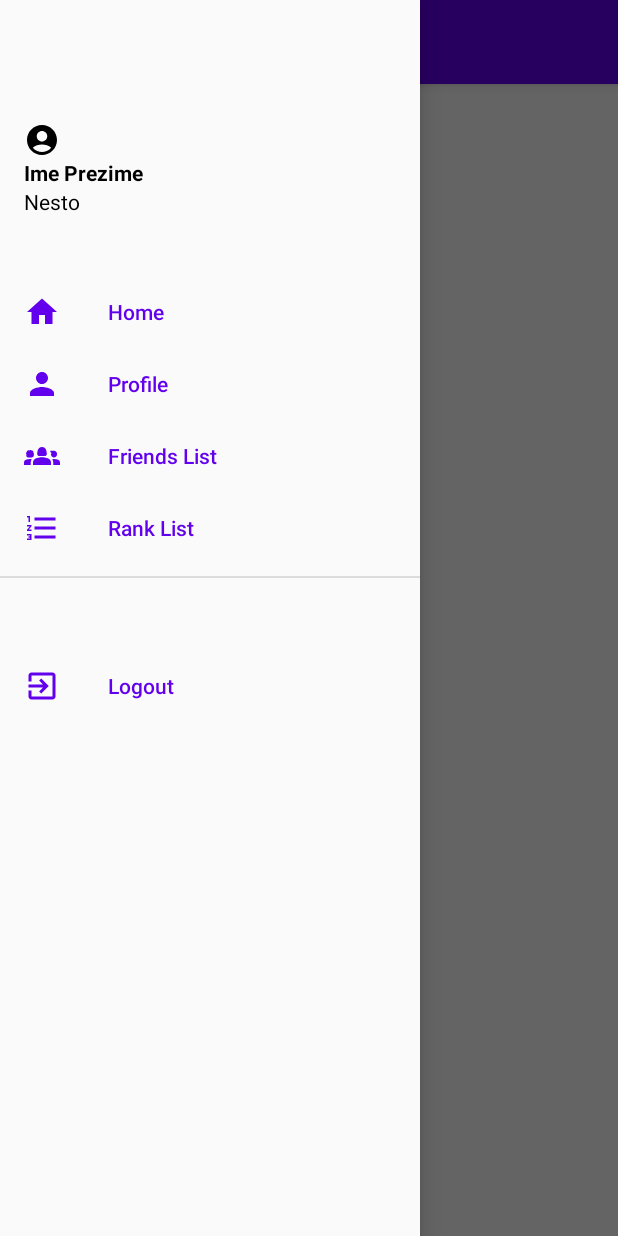
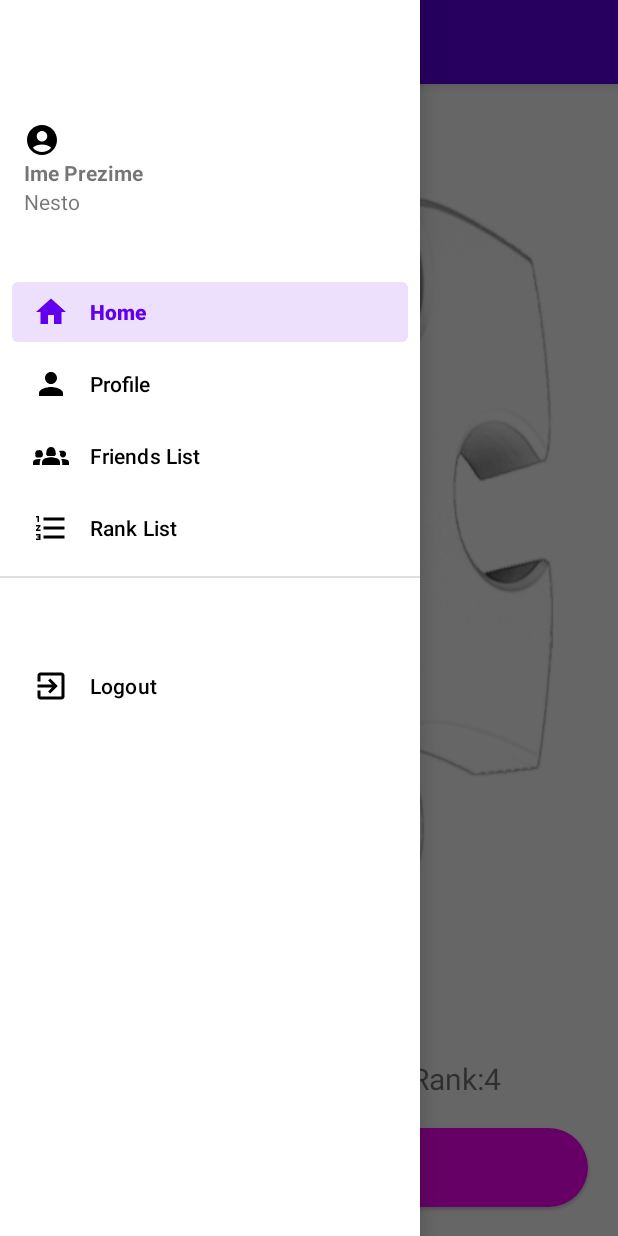
Before and after one commit to SR482021Danijel/MA-SIT-Project, an Android app: the screen it shows after launch (MainActivity), with the side drawer open, on a phone screen of 412 x 824 dp. Run offline under Robolectric (Android 15) with nearby library versions, the phone set to English and light mode, and no system bars.

Commit message:
dodao main menu

```diff
--- a/app/src/main/AndroidManifest.xml
+++ b/app/src/main/AndroidManifest.xml
@@ -13,7 +13,6 @@
         tools:targetApi="31">
         <activity
             android:name=".MainActivity"
-            android:theme="@style/Theme.AppCompat.Light.NoActionBar"
             android:exported="true">
             <intent-filter>
                 <action android:name="android.intent.action.MAIN" />
--- a/app/src/main/res/layout/activity_main.xml
+++ b/app/src/main/res/layout/activity_main.xml
@@ -1,39 +1,147 @@
 <?xml version="1.0" encoding="utf-8"?>
-<androidx.drawerlayout.widget.DrawerLayout xmlns:android="http://schemas.android.com/apk/res/android"
+<androidx.drawerlayout.widget.DrawerLayout
+    xmlns:android="http://schemas.android.com/apk/res/android"
     xmlns:tools="http://schemas.android.com/tools"
+    xmlns:app="http://schemas.android.com/apk/res-auto"
     android:layout_height="match_parent"
     android:layout_width="match_parent"
     android:id="@+id/drawer_layout"
     android:fitsSystemWindows="true"
-    tools:openDrawer="start"
-    xmlns:app="http://schemas.android.com/apk/res-auto"
     android:orientation="vertical">
 
-    <LinearLayout
+    <androidx.coordinatorlayout.widget.CoordinatorLayout
+        android:id="@+id/coordinator"
         android:layout_width="match_parent"
-        android:layout_height="match_parent"
-        android:orientation="vertical">
+        android:layout_height="match_parent">
 
-        <androidx.appcompat.widget.Toolbar
+        <com.google.android.material.appbar.AppBarLayout
             android:layout_width="match_parent"
-            android:layout_height="56dp"
-            android:id="@+id/toolbar1"
-            android:elevation="4dp"
-            android:background="@color/purple_500"
-            android:theme="@style/ThemeOverlay.AppCompat.Dark.ActionBar"
-            android:popupTheme="@style/ThemeOverlay.AppCompat.Light"/>
+            android:layout_height="wrap_content"
+            android:theme="@style/ThemeOverlay.AppCompat.DayNight.ActionBar">
 
-    </LinearLayout>
+            <androidx.appcompat.widget.Toolbar
+                android:id="@+id/toolbar1"
+                android:layout_width="match_parent"
+                android:layout_height="?attr/actionBarSize"
+                app:layout_scrollFlags="scroll|enterAlways"
+                app:title="Slagalica">
+
+            </androidx.appcompat.widget.Toolbar>
+
+
+        </com.google.android.material.appbar.AppBarLayout>
+
+        <LinearLayout
+            android:layout_width="match_parent"
+            android:layout_height="match_parent"
+            android:orientation="vertical"
+            android:layout_marginTop="90sp"
+            android:gravity="bottom"
+            android:background="@drawable/main_background">
+
+            <LinearLayout
+                android:layout_width="match_parent"
+                android:layout_height="wrap_content"
+                android:orientation="horizontal"
+                android:gravity="center">
+
+                <TextView
+                    android:id="@+id/tokens"
+                    android:layout_width="wrap_content"
+                    android:layout_height="wrap_content"
+                    android:text="@string/tokens"
+                    style="@style/textViewMainMenu">
+
+                </TextView>
+
+                <TextView
+                    android:id="@+id/tokensAmount"
+                    android:layout_width="wrap_content"
+                    android:layout_height="wrap_content"
+                    android:text="10"
+                    style="@style/textViewAmountMainMenu">
+
+                </TextView>
+
+                <TextView
+                    android:id="@+id/stars"
+                    android:layout_width="wrap_content"
+                    android:layout_height="wrap_content"
+                    android:text="@string/stars"
+                    style="@style/textViewMainMenu">
+
+                </TextView>
+
+                <TextView
+                    android:id="@+id/starsAmount"
+                    android:layout_width="wrap_content"
+                    android:layout_height="wrap_content"
+                    android:text="140"
+                    style="@style/textViewAmountMainMenu">
+
+                </TextView>
+
+                <TextView
+                    android:id="@+id/rank"
+                    android:layout_width="wrap_content"
+                    android:layout_height="wrap_content"
+                    android:text="@string/rank"
+                    style="@style/textViewMainMenu">
+
+                </TextView>
+
+                <TextView
+                    android:id="@+id/rankAmount"
+                    android:layout_width="wrap_content"
+                    android:layout_height="wrap_content"
+                    android:text="4"
+                    style="@style/textViewAmountMainMenu">
+
+                </TextView>
+
+            </LinearLayout>
+
+            <Button
+                android:id="@+id/play"
+                android:layout_width="match_parent"
+                android:layout_height="wrap_content"
+                android:text="@string/play"
+                style="@style/btnMainMenu">
+
+            </Button>
+
+        </LinearLayout>
+
+    </androidx.coordinatorlayout.widget.CoordinatorLayout>
 
     <com.google.android.material.navigation.NavigationView
+        android:id="@+id/nav_view"
         android:layout_width="wrap_content"
         android:layout_height="match_parent"
         android:layout_gravity="start"
         app:headerLayout="@layout/nav_header"
-        app:menu="@menu/new_menu"
-        android:id="@+id/nav_view"
-        app:itemIconTint="@color/purple_500"
-        app:itemTextColor="@color/purple_500"/>
+        app:menu="@menu/new_menu"/>
+
+<!--    app:itemIconTint="@color/purple_500"-->
+<!--    app:itemTextColor="@color/purple_500"-->
 
 
 </androidx.drawerlayout.widget.DrawerLayout>
+
+<!--    tools:openDrawer="start"-->
+
+<!--<LinearLayout-->
+<!--android:layout_width="match_parent"-->
+<!--android:layout_height="match_parent"-->
+<!--android:orientation="vertical">-->
+
+<!--<androidx.appcompat.widget.Toolbar-->
+<!--    android:layout_width="match_parent"-->
+<!--    android:layout_height="56dp"-->
+<!--    android:id="@+id/toolbar1"-->
+<!--    android:elevation="4dp"-->
+<!--    android:background="@color/purple_500"-->
+<!--    android:theme="@style/ThemeOverlay.AppCompat.Dark.ActionBar"-->
+<!--    android:popupTheme="@style/ThemeOverlay.AppCompat.Light"/>-->
+
+<!--</LinearLayout>-->
--- a/app/src/main/res/layout/nav_header.xml
+++ b/app/src/main/res/layout/nav_header.xml
@@ -4,26 +4,31 @@
     android:layout_height="176dp"
     android:gravity="bottom"
     android:orientation="vertical"
-    android:padding="16dp"
-    android:theme="@style/ThemeOverlay.AppCompat.Dark">
+    android:padding="16dp">
+
+<!--    android:theme="@style/ThemeOverlay.AppCompat.Dark"-->
 
     <ImageView
         android:layout_width="wrap_content"
         android:layout_height="wrap_content"
-        android:src="@drawable/baseline_account_circle_24"></ImageView>
+        android:src="@drawable/baseline_account_circle_24">
+
+    </ImageView>
 
     <TextView
         android:layout_width="wrap_content"
         android:layout_height="wrap_content"
         android:text="Ime Prezime"
-        android:textColor="@color/black"
         android:textStyle="bold" />
+
+<!--    android:textColor="@color/black"-->
 
     <TextView
         android:layout_width="wrap_content"
         android:layout_height="wrap_content"
         android:layout_marginBottom="16dp"
         android:text="Nesto"
-        android:textColor="@color/black"
         android:textSize="14sp" />
+
+<!--    android:textColor="@color/black"-->
 </LinearLayout>
--- a/app/src/main/res/menu/new_menu.xml
+++ b/app/src/main/res/menu/new_menu.xml
@@ -4,24 +4,31 @@
     tools:showIn = "navigation_view">
 
     <group android:checkableBehavior="single">
+
         <item android:id="@+id/a"
             android:icon="@drawable/baseline_home_24"
-            android:title="Home">
+            android:title="Home"
+            android:checked="true">
         </item>
+
         <item android:id="@+id/aa"
             android:icon="@drawable/baseline_person_24"
             android:title="Profile">
         </item>
+
         <item android:id="@+id/aaa"
             android:icon="@drawable/baseline_groups_2_24"
             android:title="Friends List"
             >
         </item>
+
         <item android:id="@+id/aaaa"
             android:icon="@drawable/baseline_format_list_numbered_24"
             android:title="Rank List">
         </item>
+
     </group>
+
     <item android:title="">
         <menu>
             <item android:id="@+id/aaaaa"
--- a/app/src/main/res/values-night/themes.xml
+++ b/app/src/main/res/values-night/themes.xml
@@ -1,6 +1,6 @@
 <resources xmlns:tools="http://schemas.android.com/tools">
     <!-- Base application theme. -->
-    <style name="Theme.MASITPROJECT" parent="Theme.MaterialComponents.DayNight.DarkActionBar">
+    <style name="Theme.MASITPROJECT" parent="Theme.MaterialComponents.DayNight.NoActionBar">
         <!-- Primary brand color. -->
         <item name="colorPrimary">@color/purple_200</item>
         <item name="colorPrimaryVariant">@color/purple_700</item>
--- a/app/src/main/res/values/strings.xml
+++ b/app/src/main/res/values/strings.xml
@@ -1,7 +1,18 @@
 <resources>
     <string name="app_name">MA-SIT-PROJECT</string>
 
-    <string name="btn_test">Test</string>
-    <string name="open_now">Otvori</string>
+    <string name="test">Test</string>
+    <string name="open_now">Open</string>
     <string name="close_now">Close</string>
+    <string name="play">Play</string>
+    <string name="rankList">Rank List</string>
+    <string name="friendsList">Friends List</string>
+    <string name="profile">Profile</string>
+    <string name="tokens">Tokens:</string>
+    <string name="stars">Stars:</string>
+    <string name="rank">Rank:</string>
+    <string name="login">Login</string>
+    <string name="logout">Logout</string>
+    <string name="register">Register</string>
+    <string name="home">Home</string>
 </resources>
--- /dev/null
+++ b/app/src/main/res/values/styles.xml
@@ -0,0 +1,18 @@
+<resources>
+
+    <style name="btnMainMenu" parent="Widget.Material3.Button.ElevatedButton">
+        <item name="android:textSize">30sp</item>
+        <item name="android:layout_marginHorizontal">20sp</item>
+        <item name="android:layout_marginVertical">15sp</item>
+
+    </style>
+
+    <style name="textViewMainMenu" parent="android:Widget.TextView">
+        <item name="android:textSize">20sp</item>
+    </style>
+
+    <style name="textViewAmountMainMenu" parent="android:Widget.TextView">
+        <item name="android:textSize">20sp</item>
+        <item name="android:layout_marginRight">20sp</item>
+    </style>
+</resources>
--- a/app/src/main/res/values/themes.xml
+++ b/app/src/main/res/values/themes.xml
@@ -1,6 +1,6 @@
 <resources xmlns:tools="http://schemas.android.com/tools">
     <!-- Base application theme. -->
-    <style name="Theme.MASITPROJECT" parent="Theme.MaterialComponents.DayNight.DarkActionBar">
+    <style name="Theme.MASITPROJECT" parent="Theme.MaterialComponents.DayNight.NoActionBar">
         <!-- Primary brand color. -->
         <item name="colorPrimary">@color/purple_500</item>
         <item name="colorPrimaryVariant">@color/purple_700</item>
```
Also changed, not shown: app/src/main/res/drawable/main_background.png (added).
